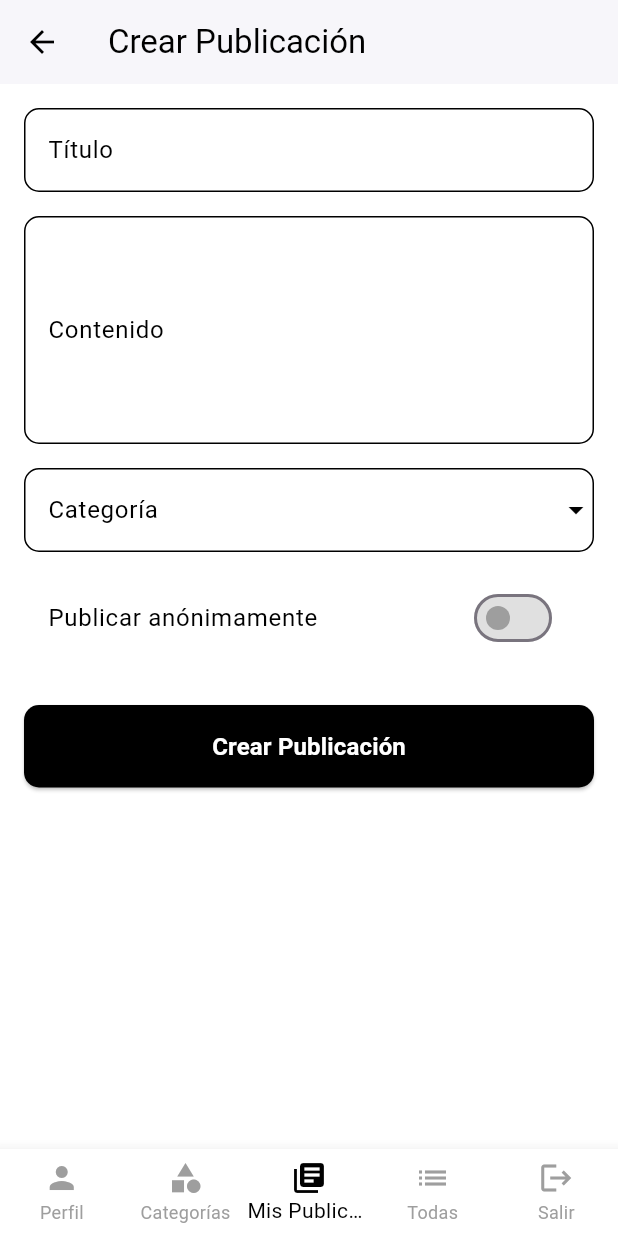
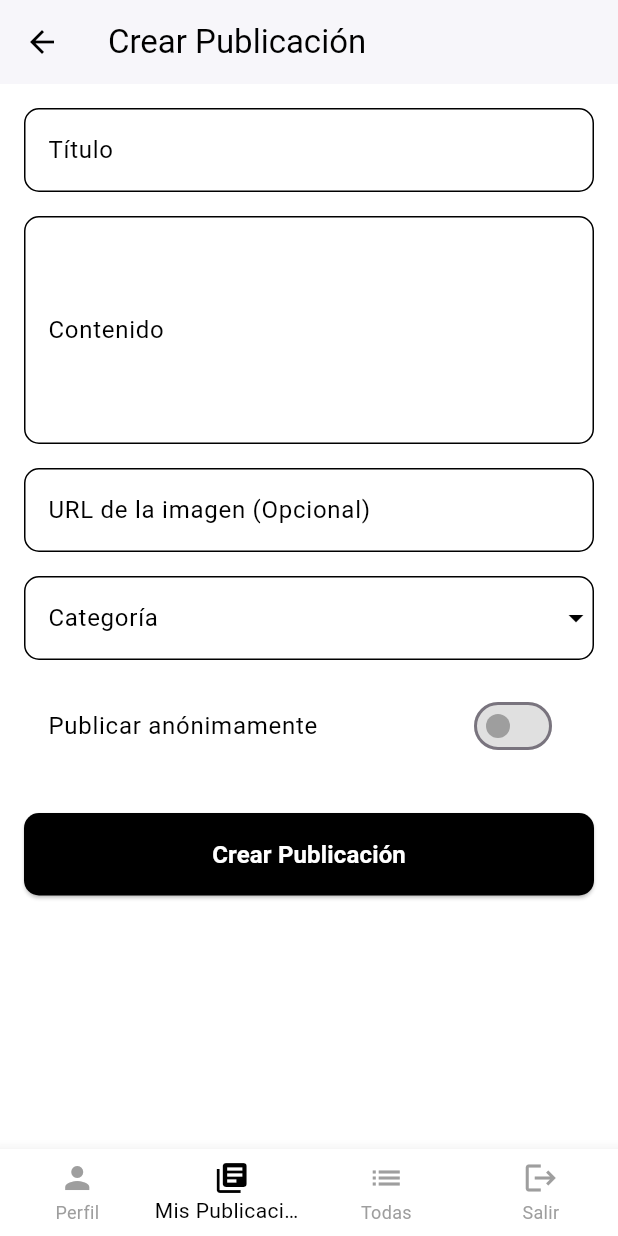
Before and after one commit to BederCC/liz-app, a Flutter app: the CrearPublicacionPage screen opened directly, on a phone screen of 412 x 824 dp. Run offline on Flutter 3.47's test engine with Material 3 defaults, Android fonts, the phone set to English and light mode, and no system bars; our stand-ins replace cloud_firestore, firebase_auth, firebase_core; accounts and stored records are empty.

Commit message:
imagenes en publicaciones y mejoras

```diff
--- a/lib/models/publicacion_model.dart
+++ b/lib/models/publicacion_model.dart
@@ -6,6 +6,7 @@ class Publicacion {
   final String categoriaId;
   final String titulo;
   final String contenido;
+  final String imagenUrl;
   final bool esAnonimo;
   final DateTime fechaPublicacion;
 
@@ -15,6 +16,7 @@ class Publicacion {
     required this.categoriaId,
     required this.titulo,
     required this.contenido,
+    required this.imagenUrl,
     required this.esAnonimo,
     required this.fechaPublicacion,
   });
@@ -27,6 +29,7 @@ class Publicacion {
       categoriaId: data['categoriaId'],
       titulo: data['titulo'],
       contenido: data['contenido'],
+      imagenUrl: data['imagenUrl'] ?? '',
       esAnonimo: data['esAnonimo'] ?? false,
       fechaPublicacion: (data['fechaPublicacion'] as Timestamp).toDate(),
     );
@@ -38,6 +41,7 @@ class Publicacion {
       'categoriaId': categoriaId,
       'titulo': titulo,
       'contenido': contenido,
+      'imagenUrl': imagenUrl.isNotEmpty ? imagenUrl : null,
       'esAnonimo': esAnonimo,
       'fechaPublicacion': Timestamp.fromDate(fechaPublicacion),
     };
--- a/lib/pages/publicaciones/crear_publicacion_page.dart
+++ b/lib/pages/publicaciones/crear_publicacion_page.dart
@@ -20,12 +20,14 @@ class _CrearPublicacionPageState extends State<CrearPublicacionPage> {
   final _formKey = GlobalKey<FormState>();
   final _tituloController = TextEditingController();
   final _contenidoController = TextEditingController();
+  final _imagenController =
+      TextEditingController(); // Nuevo controlador para la URL de la imagen
   String? _categoriaSeleccionada;
   bool _esAnonimo = false;
   bool _isLoading = false;
   late CategoriaService _categoriaService;
   List<Categoria> _categorias = [];
-  int _selectedIndex = 2; // Índice para "Mis Publicaciones"
+  int _selectedIndex = 1; // Índice para "Mis Publicaciones"
 
   @override
   void initState() {
@@ -33,6 +35,9 @@ class _CrearPublicacionPageState extends State<CrearPublicacionPage> {
     if (widget.publicacionExistente != null) {
       _tituloController.text = widget.publicacionExistente!.titulo;
       _contenidoController.text = widget.publicacionExistente!.contenido;
+      _imagenController.text =
+          widget.publicacionExistente!.imagenUrl ??
+          ''; // Cargar URL de la imagen
       _categoriaSeleccionada = widget.publicacionExistente!.categoriaId;
       _esAnonimo = widget.publicacionExistente!.esAnonimo;
     }
@@ -55,21 +60,14 @@ class _CrearPublicacionPageState extends State<CrearPublicacionPage> {
         Navigator.popAndPushNamed(context, '/perfil');
         break;
       case 1:
-        Navigator.popAndPushNamed(context, '/categorias');
+        Navigator.popAndPushNamed(context, '/publicaciones');
         break;
       case 2:
-        Navigator.popAndPushNamed(context, '/publicaciones');
+        Navigator.popAndPushNamed(context, '/todas-publicaciones');
         break;
       case 3:
-        Navigator.popAndPushNamed(context, '/todas-publicaciones');
-        break;
-      case 4:
         FirebaseAuth.instance.signOut();
-        // Redirigir al usuario a la página de inicio de sesión
-        Navigator.of(context).pushNamedAndRemoveUntil(
-          '/', // Asumiendo que la ruta de login es la raíz
-          (route) => false,
-        );
+        Navigator.of(context).pushNamedAndRemoveUntil('/', (route) => false);
         break;
     }
   }
@@ -92,6 +90,7 @@ class _CrearPublicacionPageState extends State<CrearPublicacionPage> {
             categoriaId: _categoriaSeleccionada!,
             titulo: _tituloController.text,
             contenido: _contenidoController.text,
+            imagenUrl: _imagenController.text, // Pasar el enlace de la imagen
             esAnonimo: _esAnonimo,
           );
           ScaffoldMessenger.of(context).showSnackBar(
@@ -106,6 +105,7 @@ class _CrearPublicacionPageState extends State<CrearPublicacionPage> {
             categoriaId: _categoriaSeleccionada!,
             titulo: _tituloController.text,
             contenido: _contenidoController.text,
+            imagenUrl: _imagenController.text, // Pasar el enlace de la imagen
             esAnonimo: _esAnonimo,
           );
           ScaffoldMessenger.of(context).showSnackBar(
@@ -134,6 +134,7 @@ class _CrearPublicacionPageState extends State<CrearPublicacionPage> {
   void dispose() {
     _tituloController.dispose();
     _contenidoController.dispose();
+    _imagenController.dispose(); // Liberar el controlador de imagen
     super.dispose();
   }
 
@@ -203,6 +204,23 @@ class _CrearPublicacionPageState extends State<CrearPublicacionPage> {
                   }
                   return null;
                 },
+              ),
+              const SizedBox(height: 16),
+              TextFormField(
+                controller: _imagenController,
+                decoration: InputDecoration(
+                  labelText: 'URL de la imagen (Opcional)',
+                  labelStyle: const TextStyle(color: Colors.black),
+                  enabledBorder: OutlineInputBorder(
+                    borderSide: const BorderSide(color: Colors.black),
+                    borderRadius: BorderRadius.circular(10),
+                  ),
+                  focusedBorder: OutlineInputBorder(
+                    borderSide: const BorderSide(color: Colors.black, width: 2),
+                    borderRadius: BorderRadius.circular(10),
+                  ),
+                ),
+                style: const TextStyle(color: Colors.black),
               ),
               const SizedBox(height: 16),
               DropdownButtonFormField<String>(
@@ -298,10 +316,10 @@ class _CrearPublicacionPageState extends State<CrearPublicacionPage> {
         type: BottomNavigationBarType.fixed,
         items: const <BottomNavigationBarItem>[
           BottomNavigationBarItem(icon: Icon(Icons.person), label: 'Perfil'),
-          BottomNavigationBarItem(
-            icon: Icon(Icons.category),
-            label: 'Categorías',
-          ),
+          // BottomNavigationBarItem(
+          //   icon: Icon(Icons.category),
+          //   label: 'Categorías',
+          // ),
           BottomNavigationBarItem(
             icon: Icon(Icons.my_library_books),
             label: 'Mis Publicaciones',
--- a/lib/services/publicacion_service.dart
+++ b/lib/services/publicacion_service.dart
@@ -23,6 +23,7 @@ class PublicacionService {
     required String categoriaId,
     required String titulo,
     required String contenido,
+    String? imagenUrl,
     required bool esAnonimo,
   }) async {
     final user = _auth.currentUser;
@@ -33,6 +34,7 @@ class PublicacionService {
       'categoriaId': categoriaId,
       'titulo': titulo,
       'contenido': contenido,
+      'imagenUrl': imagenUrl,
       'esAnonimo': esAnonimo,
       'fechaPublicacion': FieldValue.serverTimestamp(),
     });
@@ -45,12 +47,14 @@ class PublicacionService {
     required String categoriaId,
     required String titulo,
     required String contenido,
+    String? imagenUrl,
     required bool esAnonimo,
   }) async {
     await _firestore.collection('publicaciones').doc(publicacionId).update({
       'categoriaId': categoriaId,
       'titulo': titulo,
       'contenido': contenido,
+      'imagenUrl': imagenUrl,
       'esAnonimo': esAnonimo,
       'fechaPublicacion': FieldValue.serverTimestamp(),
     });
--- a/pubspec.yaml
+++ b/pubspec.yaml
@@ -40,6 +40,8 @@ dependencies:
   firebase_database: ^10.3.1
   provider: ^6.0.5
   intl: ^0.18.1
+  image_picker: ^1.0.4
+  http: ^1.1.0
 
 dev_dependencies:
   flutter_test:
```
Also changed, not shown: lib/main.dart (+8 -10 lines), lib/pages/categorias_page.dart (+7 -16 lines), lib/pages/perfil_usuario_page.dart (+8 -15 lines), lib/pages/publicaciones/todas_publicaciones_page.dart (+118 -25 lines), lib/pages/publicaciones_page.dart (+8 -15 lines), lib/services/categoria_service.dart (+6 -5 lines), pubspec.lock, 6 other files.
